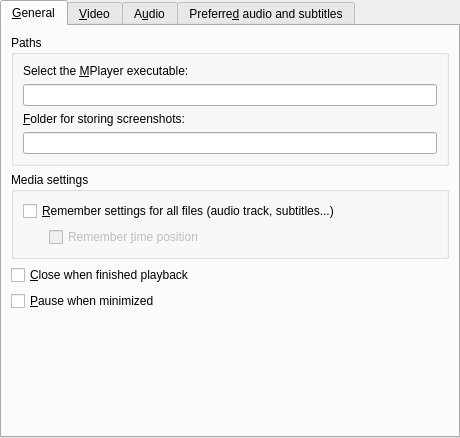
The window that src/prefgeneral.ui (wilbert2000/wzplayer) describes before a commit, drawn with Qt 5.
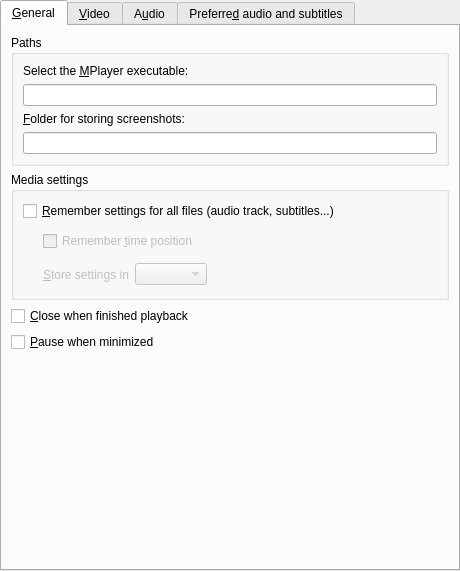
The same window after the commit. Custom widgets are drawn as their Qt base class.

Commit message: Added an option in Preferences->General to change the method to store the file settings.

What changed in the file:
```diff
--- a/src/prefgeneral.ui
+++ b/src/prefgeneral.ui
@@ -6,7 +6,7 @@
     <x>0</x>
     <y>0</y>
     <width>460</width>
-    <height>438</height>
+    <height>571</height>
    </rect>
   </property>
   <layout class="QVBoxLayout" >
@@ -35,21 +35,6 @@
        <string>&amp;General</string>
       </attribute>
       <layout class="QVBoxLayout" >
-       <property name="spacing" >
-        <number>6</number>
-       </property>
-       <property name="leftMargin" >
-        <number>9</number>
-       </property>
-       <property name="topMargin" >
-        <number>9</number>
-       </property>
-       <property name="rightMargin" >
-        <number>9</number>
-       </property>
-       <property name="bottomMargin" >
-        <number>9</number>
-       </property>
        <item>
         <widget class="QGroupBox" name="groupBox" >
          <property name="title" >
@@ -111,42 +96,33 @@
          <property name="title" >
           <string>Media settings</string>
          </property>
+         <layout class="QVBoxLayout" >
+          <item>
+           <widget class="QCheckBox" name="remember_all_check" >
+            <property name="text" >
+             <string>&amp;Remember settings for all files (audio track, subtitles...)</string>
+            </property>
+           </widget>
+          </item>
+          <item>
          <layout class="QGridLayout" >
-          <property name="leftMargin" >
-           <number>9</number>
-          </property>
-          <property name="topMargin" >
-           <number>9</number>
-          </property>
-          <property name="rightMargin" >
-           <number>9</number>
-          </property>
-          <property name="bottomMargin" >
-           <number>9</number>
-          </property>
-          <property name="horizontalSpacing" >
-           <number>6</number>
-          </property>
-          <property name="verticalSpacing" >
-           <number>6</number>
-          </property>
-          <item row="1" column="0" >
+            <item rowspan="2" row="0" column="0" >
            <spacer>
             <property name="orientation" >
              <enum>Qt::Horizontal</enum>
             </property>
             <property name="sizeType" >
-             <enum>QSizePolicy::Fixed</enum>
+               <enum>QSizePolicy::Preferred</enum>
             </property>
             <property name="sizeHint" >
              <size>
               <width>20</width>
-              <height>20</height>
+                <height>61</height>
              </size>
             </property>
            </spacer>
           </item>
-          <item row="1" column="1" >
+            <item row="0" column="1" >
            <widget class="QCheckBox" name="remember_time_check" >
             <property name="enabled" >
              <bool>false</bool>
@@ -162,12 +138,44 @@
             </property>
            </widget>
           </item>
-          <item row="0" column="0" colspan="2" >
-           <widget class="QCheckBox" name="remember_all_check" >
+            <item row="1" column="1" >
+             <layout class="QHBoxLayout" >
+              <item>
+               <widget class="QLabel" name="filesettings_method_label" >
+                <property name="enabled" >
+                 <bool>false</bool>
+                </property>
             <property name="text" >
-             <string>&amp;Remember settings for all files (audio track, subtitles...)</string>
-            </property>
-           </widget>
+                 <string>&amp;Store settings in</string>
+                </property>
+                <property name="buddy" >
+                 <cstring>filesettings_method_combo</cstring>
+                </property>
+               </widget>
+              </item>
+              <item>
+               <widget class="QComboBox" name="filesettings_method_combo" >
+                <property name="enabled" >
+                 <bool>false</bool>
+                </property>
+               </widget>
+              </item>
+              <item>
+               <spacer>
+                <property name="orientation" >
+                 <enum>Qt::Horizontal</enum>
+                </property>
+                <property name="sizeHint" >
+                 <size>
+                  <width>40</width>
+                  <height>20</height>
+                 </size>
+                </property>
+               </spacer>
+              </item>
+             </layout>
+            </item>
+           </layout>
           </item>
          </layout>
         </widget>
@@ -196,8 +204,8 @@
          </property>
          <property name="sizeHint" >
           <size>
-           <width>31</width>
-           <height>61</height>
+           <width>438</width>
+           <height>51</height>
           </size>
          </property>
         </spacer>
```
Left out of the diff: 34 changed lines with no effect on the pictures. Lines whose indentation alone changed are shown as unchanged. The commit also changes 7 other files.
